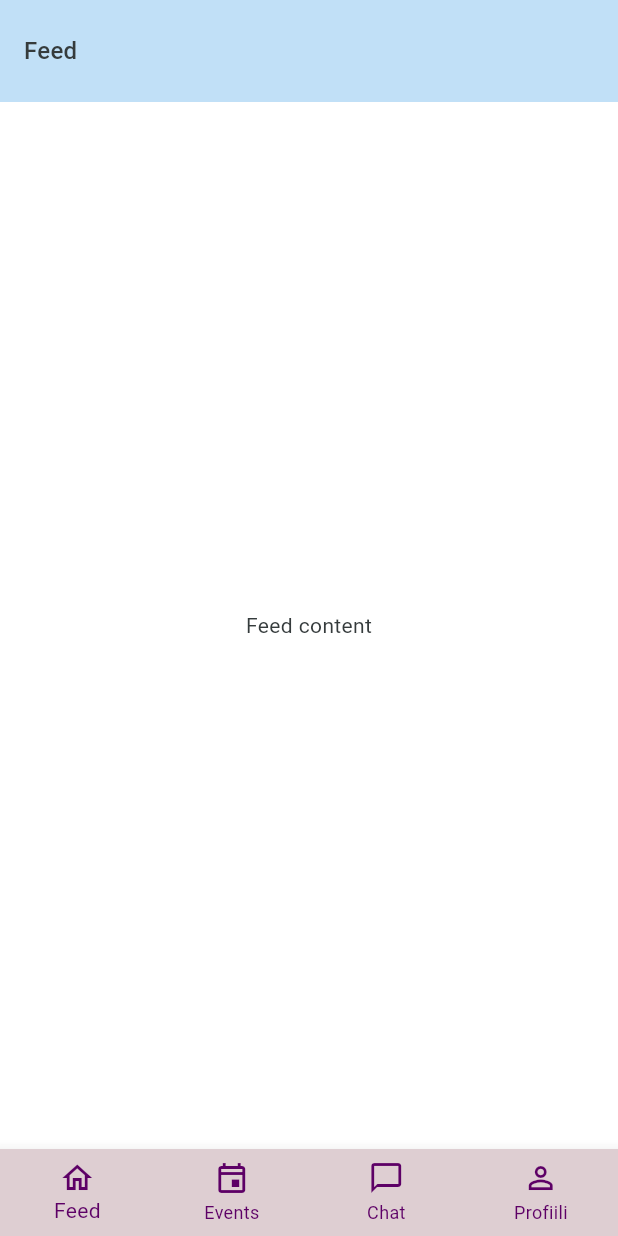
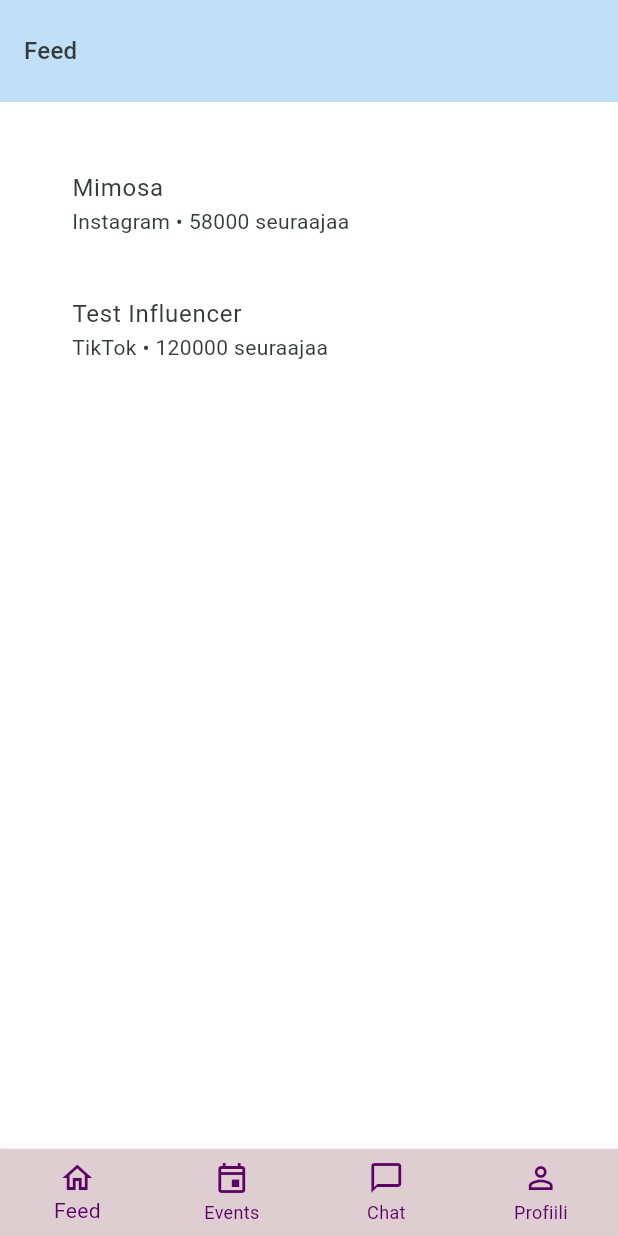
Before and after one commit to Tribetide/Vaikuttaja_App, a Flutter app: the screen it shows after launch, on a phone screen of 412 x 824 dp. Run offline on Flutter 3.47's test engine with Material 3 defaults, Android fonts, the phone set to English and light mode, and no system bars.

Commit message:
Feed näkymän hahmottelua

```diff
--- a/lib/main.dart
+++ b/lib/main.dart
@@ -18,3 +18,9 @@ class MyApp extends StatelessWidget {
     );
   }
 }
+
+// Sovelluksen käynnistyspiste
+// Tässä määritellään pääasiallinen teema ja aloitusnäyttö
+// Käytetään MaterialAppia, joka on Flutterin tarjoama widget
+// sovelluksen perusrakenteen luomiseen
+// AppTheme.lightTheme määrittelee sovelluksen ulkoasun
--- a/lib/screens/home_screen.dart
+++ b/lib/screens/home_screen.dart
@@ -0,0 +1,48 @@
+import 'package:flutter/material.dart';
+import '../models/influencer.dart';
+
+class HomeScreen extends StatelessWidget {
+  const HomeScreen({super.key});
+
+  // Mock-data MVP:tä varten
+  List<Influencer> get mockInfluencers => [
+        Influencer(
+          id: '1',
+          name: 'Mimosa',
+          platform: 'Instagram',
+          followers: 58000,
+          price: 0,
+          imageUrl: '',
+        ),
+        Influencer(
+          id: '2',
+          name: 'Test Influencer',
+          platform: 'TikTok',
+          followers: 120000,
+          price: 0,
+          imageUrl: '',
+        ),
+      ];
+
+  @override
+  Widget build(BuildContext context) {
+    return ListView.builder(
+      padding: const EdgeInsets.all(16),
+      itemCount: mockInfluencers.length,
+      itemBuilder: (context, index) {
+        final influencer = mockInfluencers[index];
+
+        return Padding(
+          padding: const EdgeInsets.only(bottom: 12),
+          child: ListTile(
+            tileColor: Colors.white,
+            title: Text(influencer.name),
+            subtitle: Text(
+              '${influencer.platform} • ${influencer.followers} seuraajaa',
+            ),
+          ),
+        );
+      },
+    );
+  }
+}
--- a/lib/screens/shell_screen.dart
+++ b/lib/screens/shell_screen.dart
@@ -1,6 +1,11 @@
 import 'package:flutter/material.dart';
 import '../theme/app_theme_theme.dart';
 import 'base_screen.dart';
+// import 'add_influencer_screen.dart';
+import 'profile_screen.dart';
+import 'home_screen.dart';
+
+
 
 class ShellScreen extends StatefulWidget {
   const ShellScreen({super.key});
@@ -15,10 +20,10 @@ class _ShellScreenState extends State<ShellScreen> {
   @override
   Widget build(BuildContext context) {
     final pages = <({String title, Widget child})>[
-      (title: 'Feed', child: const Center(child: Text('Feed content'))),
+      (title: 'Feed', child: const HomeScreen()),
       (title: 'Events', child: const Center(child: Text('Events content'))),
       (title: 'Chat', child: const Center(child: Text('Chat content'))),
-      (title: 'Oma mediakortti', child: const Center(child: Text('Profile content'))),
+      (title: 'Oma mediakortti', child:const ProfileScreen()),
     ];
 
     return Scaffold(
```
Also changed, not shown: lib/screens/add_influencer_screen.dart (+20 -0 lines), lib/screens/profile_screen.dart (+38 -0 lines).
